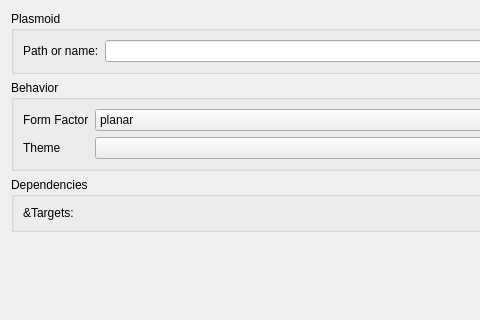
Old version of the form kdeintegration/executeplasmoid/plasmoidexecutionconfig.ui in the repository KDE/kdevelop; both pictures show x 0 to 480 and y 0 to 320 of the 633 by 616 pixel window.
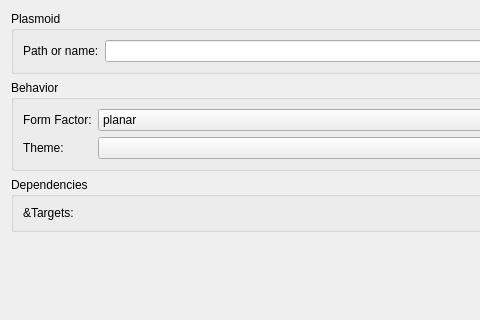
New version of the form. Custom widgets are drawn as their Qt base class.

Commit message: Add missing : to labels

The edit to the form file:
```diff
--- a/kdeintegration/executeplasmoid/plasmoidexecutionconfig.ui
+++ b/kdeintegration/executeplasmoid/plasmoidexecutionconfig.ui
@@ -55,7 +55,7 @@
       <item row="0" column="0">
        <widget class="QLabel" name="label_2">
         <property name="text">
-         <string>Form Factor</string>
+         <string>Form Factor:</string>
         </property>
        </widget>
       </item>
@@ -86,7 +86,7 @@
       <item row="1" column="0">
        <widget class="QLabel" name="label_3">
         <property name="text">
-         <string>Theme</string>
+         <string>Theme:</string>
         </property>
        </widget>
       </item>
```
